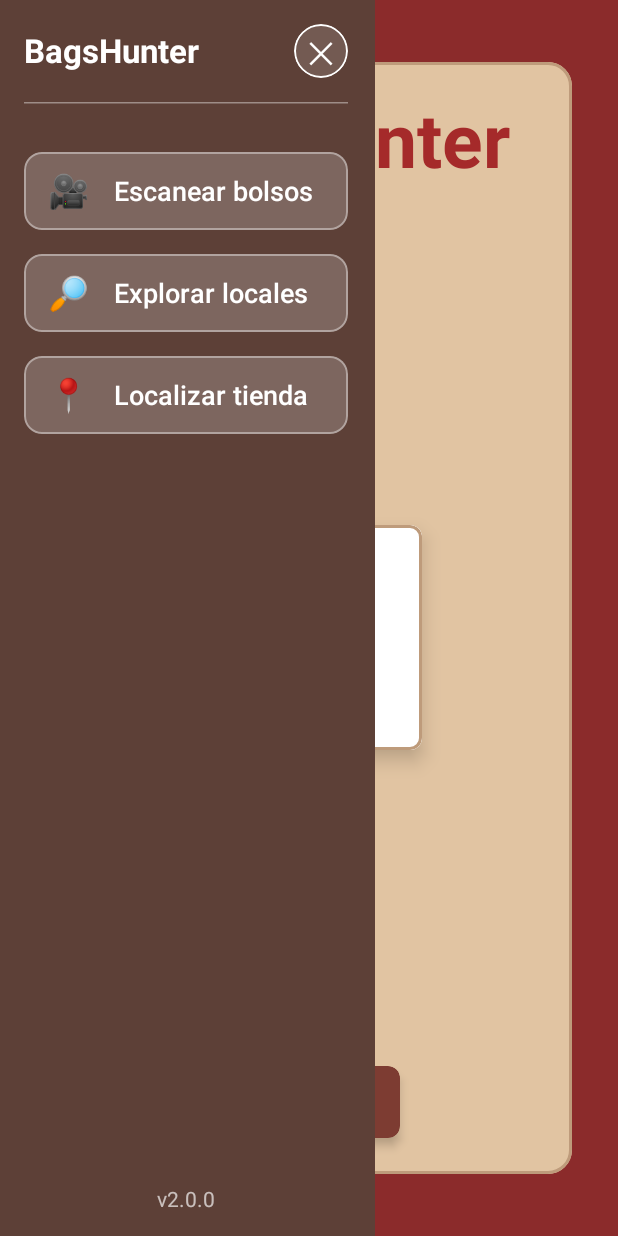
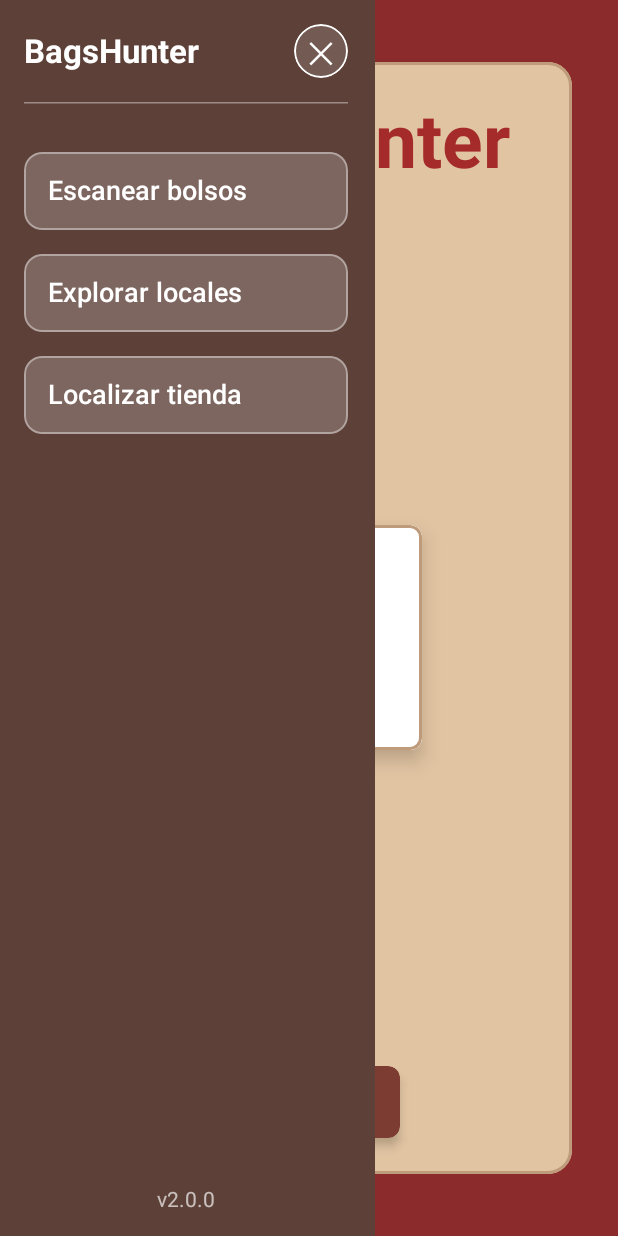
Before and after one commit to BraCR10/BagScanner, an Android app built with Jetpack Compose: the screen it shows after launch (MainActivity), after a tap on an icon or button, on a phone screen of 412 x 824 dp. Run offline under Robolectric (Android 15) with nearby library versions, the phone set to English and light mode, and no system bars.

Commit message:
Burger Menu completed

```diff
--- a/app/src/main/java/com/example/bagscanner/views/HomeView.kt
+++ b/app/src/main/java/com/example/bagscanner/views/HomeView.kt
@@ -187,26 +187,17 @@ fun HomeView(controller: HomeController = viewModel()) {
                     )
 
                     // Menu Items
-                    MenuOption(
-                        text = "Escanear bolsos",
-                        icon = "🎥"
-                    ) {
+                    MenuOption  (text="Escanear bolsos") {
                         controller.navigateTo(Screens.Scanner)
                         isMenuVisible.value = false
                     }
 
-                    MenuOption(
-                        text = "Explorar locales",
-                        icon = "🔎"
-                    ) {
+                    MenuOption(text = "Explorar locales") {
                         controller.navigateTo(Screens.Explore)
                         isMenuVisible.value = false
                     }
 
-                    MenuOption(
-                        text = "Localizar tienda",
-                        icon = "📍"
-                    ) {
+                    MenuOption(text = "Localizar tienda") {
                         controller.navigateTo(Screens.Locations)
                         isMenuVisible.value = false
                     }
@@ -227,7 +218,7 @@ fun HomeView(controller: HomeController = viewModel()) {
 }
 
 @Composable
-private fun MenuOption(text: String, icon: String, onClick: () -> Unit) {
+private fun MenuOption(text: String, onClick: () -> Unit) {
     Box(
         modifier = Modifier
             .fillMaxWidth()
@@ -245,11 +236,7 @@ private fun MenuOption(text: String, icon: String, onClick: () -> Unit) {
                 .padding(horizontal = 16.dp),
             verticalAlignment = Alignment.CenterVertically
         ) {
-            Text(
-                text = icon,
-                fontSize = 22.sp,
-                modifier = Modifier.padding(end = 16.dp)
-            )
+
 
             Text(
                 text = text,
```
